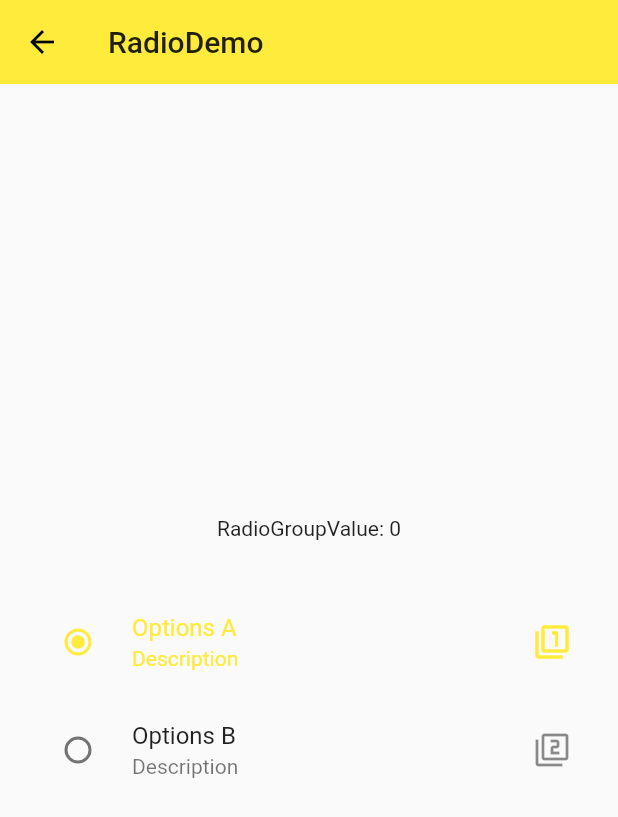
After one commit to judastatus/helloflutter, a Flutter app: the screen it shows after launch, after a tap on "radio Demo", on a phone screen of 412 x 824 dp. The commit adds this screen. Shown: the top 817 px of the screen. Run offline on Flutter 3.47's test engine with Material 2 defaults, Android fonts, the phone set to English and light mode, and no system bars; missing offline and left inert: dart:ffi.

Commit message:
feat:添加组件

```diff
--- a/lib/demo/component_demo.dart
+++ b/lib/demo/component_demo.dart
@@ -1,6 +1,13 @@
 import 'package:flutter/material.dart';
+import 'package:helloflutter/demo/check_box_demo.dart';
+import 'package:helloflutter/demo/form_demo.dart';
+import 'package:helloflutter/demo/radio_demo.dart';
+import 'package:helloflutter/demo/slider_demo.dart';
+import 'package:helloflutter/demo/switch_demo.dart';
 import '../demo/floating_action_buttom_demo.dart';
 import '../demo/button_demo.dart';
+import '../demo/pop_menu_button_demo.dart';
+import '../demo/datetime_demo.dart';
 
 class ComponentDemo extends StatelessWidget {
   @override
@@ -12,6 +19,28 @@ class ComponentDemo extends StatelessWidget {
       ),
       body: ListView(
         children: <Widget>[
+          ListItem(title: 'Date & Time', page: DateTimeDemo()),
+          ListItem(
+            title: "slider Demo",
+            page: SliderDemo(),
+          ),
+          ListItem(
+            title: "switch Demo",
+            page: SwitchDemo(),
+          ),
+          ListItem(
+            title: "radio Demo",
+            page: RadioDemo(),
+          ),
+          ListItem(
+            title: "Checkbox Demo",
+            page: CheckboxDemo(),
+          ),
+          ListItem(
+            title: "From",
+            page: FormDemo(),
+          ),
+          ListItem(title: 'PopupMenuButton', page: PopupMenuButtonDemo()),
           ListItem(title: 'Button', page: ButtonDemo()),
           ListItem(
               title: 'FloatingActionButton', page: FloatingActionButtonDemo()),
--- a/lib/demo/form_demo.dart
+++ b/lib/demo/form_demo.dart
@@ -4,6 +4,10 @@ class FormDemo extends StatelessWidget {
   @override
   Widget build(BuildContext context) {
     return Scaffold(
+      appBar: AppBar(
+        title: Text("form demo"),
+        elevation: 0.0,
+      ),
       body: Theme(
         data: Theme.of(context).copyWith(
           primaryColor: Colors.black,
--- /dev/null
+++ b/lib/demo/radio_demo.dart
@@ -0,0 +1,70 @@
+import 'package:flutter/material.dart';
+
+class RadioDemo extends StatefulWidget {
+  @override
+  _RadioDemoState createState() => _RadioDemoState();
+}
+
+class _RadioDemoState extends State<RadioDemo> {
+  int _radioGroupA = 0;
+
+  void _handleRadioValueChanged(int value) {
+    setState(() {
+      _radioGroupA = value;
+    });
+  }
+
+  @override
+  Widget build(BuildContext context) {
+    return Scaffold(
+        appBar: AppBar(
+          title: Text('RadioDemo'),
+          elevation: 0.0,
+        ),
+        body: Container(
+          padding: EdgeInsets.all(16.0),
+          child: Column(
+            mainAxisAlignment: MainAxisAlignment.center,
+            children: <Widget>[
+              Text('RadioGroupValue: $_radioGroupA'),
+              SizedBox(height: 32.0),
+              RadioListTile(
+                value: 0,
+                groupValue: _radioGroupA,
+                onChanged: _handleRadioValueChanged,
+                title: Text('Options A'),
+                subtitle: Text('Description'),
+                secondary: Icon(Icons.filter_1),
+                selected: _radioGroupA == 0,
+              ),
+              RadioListTile(
+                value: 1,
+                groupValue: _radioGroupA,
+                onChanged: _handleRadioValueChanged,
+                title: Text('Options B'),
+                subtitle: Text('Description'),
+                secondary: Icon(Icons.filter_2),
+                selected: _radioGroupA == 1,
+              ),
+              Row(
+                mainAxisAlignment: MainAxisAlignment.center,
+                children: <Widget>[
+                  // Radio(
+                  //   value: 0,
+                  //   groupValue: _radioGroupA,
+                  //   onChanged: _handleRadioValueChanged,
+                  //   activeColor: Colors.black,
+                  // ),
+                  // Radio(
+                  //   value: 1,
+                  //   groupValue: _radioGroupA,
+                  //   onChanged: _handleRadioValueChanged,
+                  //   activeColor: Colors.black,
+                  // ),
+                ],
+              ),
+            ],
+          ),
+        ));
+  }
+}
--- a/pubspec.yaml
+++ b/pubspec.yaml
@@ -23,7 +23,7 @@ environment:
 dependencies:
   flutter:
     sdk: flutter
-
+  intl: 0.15.7
 
   # The following adds the Cupertino Icons font to your application.
   # Use with the CupertinoIcons class for iOS style icons.
```
Also changed, not shown: lib/demo/check_box_demo.dart (added, +53 -0 lines), lib/demo/datetime_demo.dart (added, +81 -0 lines), lib/demo/pop_menu_button_demo.dart (added, +55 -0 lines), lib/demo/slider_demo.dart (added, +51 -0 lines), lib/demo/switch_demo.dart (added, +54 -0 lines), pubspec.lock.
